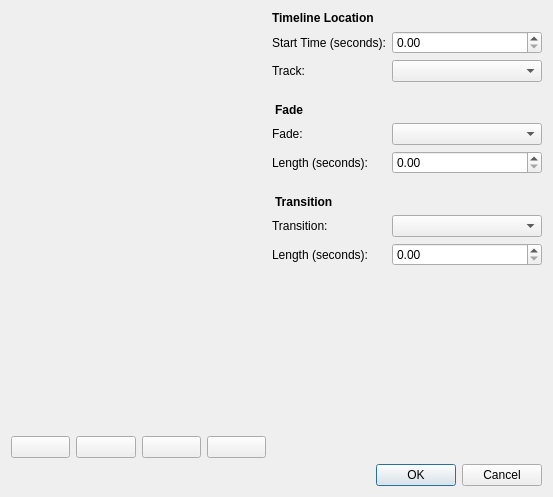
First picture: the form in src/windows/ui/add-to-timeline.ui, repository OpenShot/openshot-qt, before the edit.
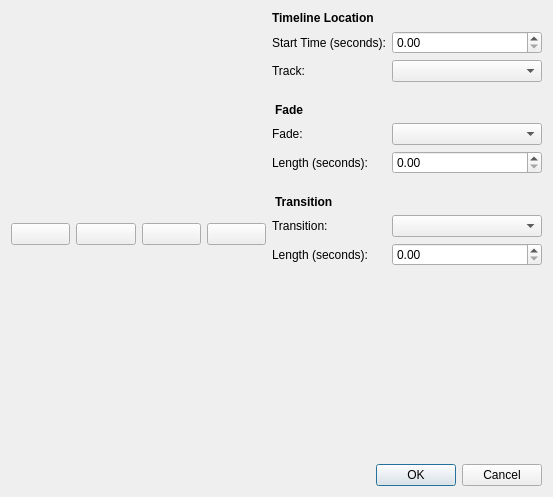
Second picture: the form after the edit. Icons and pictures are not drawn.

Commit message: Adding more functionality into Add to Timeline. Getting close.

The edit to the form file:
```diff
--- a/src/windows/ui/add-to-timeline.ui
+++ b/src/windows/ui/add-to-timeline.ui
@@ -28,20 +28,7 @@
        <item>
         <layout class="QHBoxLayout" name="horizontalLayout_2">
          <item>
-          <layout class="QVBoxLayout" name="verticalLayout_2">
-           <item>
-            <spacer name="verticalSpacer_2">
-             <property name="orientation">
-              <enum>Qt::Vertical</enum>
-             </property>
-             <property name="sizeHint" stdset="0">
-              <size>
-               <width>20</width>
-               <height>40</height>
-              </size>
-             </property>
-            </spacer>
-           </item>
+          <layout class="QVBoxLayout" name="vboxTreeParent">
            <item>
             <layout class="QHBoxLayout" name="horizontalLayout_6">
              <item>
```
Left out of the diff: 10 changed lines with no effect on the pictures. The commit also changes 4 other files.
